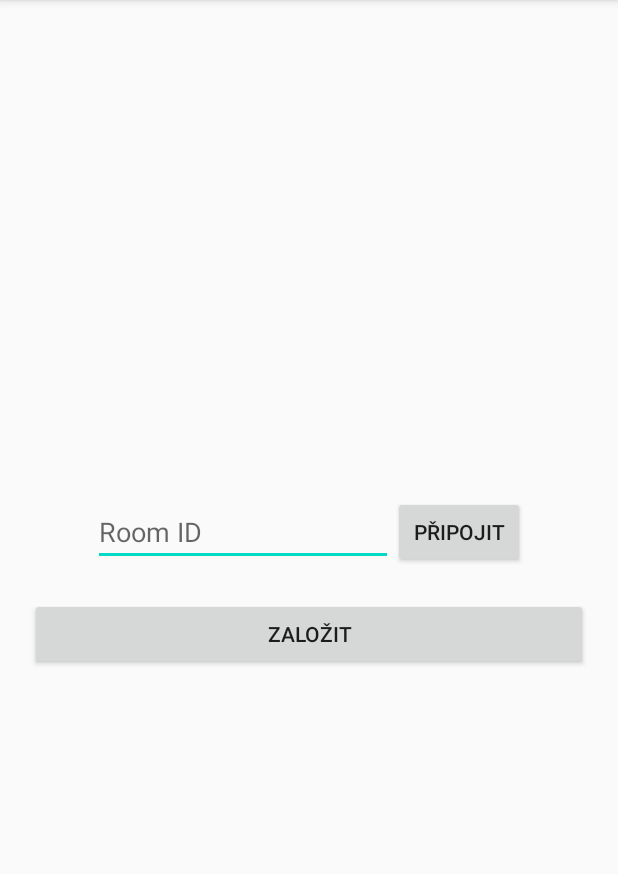
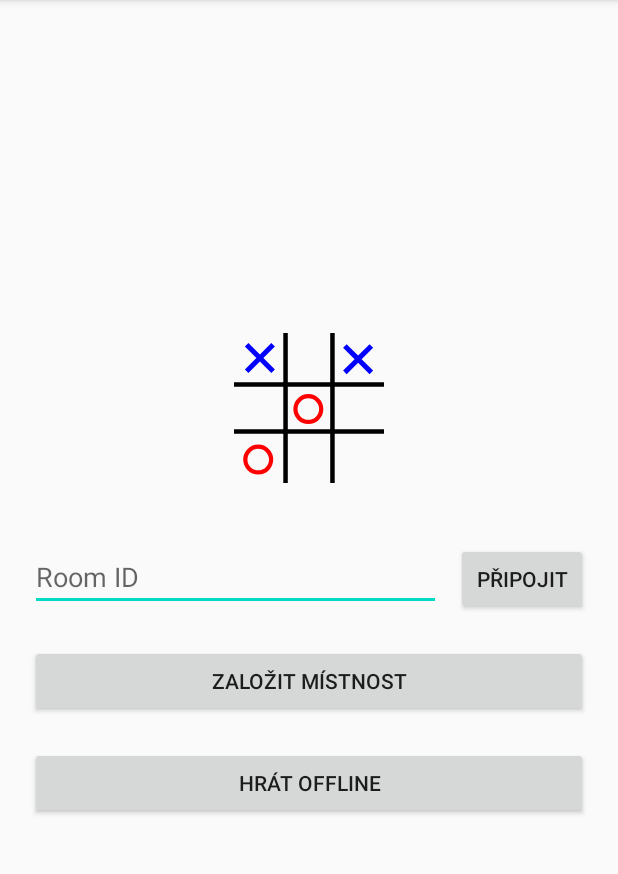
Before and after one commit to JohnyDaDeveloper/Piskvorky, an Android app: the screen it shows after launch (MainActivity), on a phone screen of 412 x 824 dp, the part 84-958 px from its top. Run offline under Robolectric (Android 15) with nearby library versions, the phone set to English and light mode, and no system bars.

Commit message:
Přidán offline mód

```diff
--- /dev/null
+++ b/app/src/main/java/cz/johnyapps/piskvorky/GameModes.java
@@ -0,0 +1,6 @@
+package cz.johnyapps.piskvorky;
+
+public interface GameModes {
+    String ONLINE = "online";
+    String OFFLINE = "offline";
+}
--- a/app/src/main/java/cz/johnyapps/piskvorky/ui/start/StartScreenFragment.java
+++ b/app/src/main/java/cz/johnyapps/piskvorky/ui/start/StartScreenFragment.java
@@ -31,6 +31,27 @@ public class StartScreenFragment extends Fragment {
         super.onStart();
         setupJoinButton();
         setupCreateButton();
+        setupOfflineButton();
+    }
+
+    private void setupOfflineButton() {
+        View root = getView();
+
+        if (root == null) {
+            Log.w(TAG, "setupOfflineButton: root is null!");
+            return;
+        }
+
+        Button offlineButton = root.findViewById(R.id.playOfflineButton);
+        offlineButton.setOnClickListener(new View.OnClickListener() {
+            @Override
+            public void onClick(View view) {
+                PiskvorkyService piskvorkyService = PiskvorkyService.getInstance();
+                piskvorkyService.createOfflineGame();
+
+                showGame();
+            }
+        });
     }
 
     private void setupCreateButton() {
@@ -47,7 +68,7 @@ public class StartScreenFragment extends Fragment {
             public void onClick(View view) {
                 PiskvorkyService piskvorkyService = PiskvorkyService.getInstance();
                 piskvorkyService.setMyPlayer(Shapes.CROSS);
-                piskvorkyService.startGame();
+                piskvorkyService.createOnlineGame();
 
                 showGame();
             }
--- a/app/src/main/res/layout/fragment_start_screen.xml
+++ b/app/src/main/res/layout/fragment_start_screen.xml
@@ -7,33 +7,47 @@
     android:gravity="center"
     android:padding="20dp">
 
-    <LinearLayout
+    <ImageView
+        android:layout_width="wrap_content"
+        android:layout_height="wrap_content"
+        android:layout_marginBottom="40dp"
+        android:src="@drawable/ic_icon" />
+
+    <RelativeLayout
         android:layout_width="match_parent"
         android:layout_height="wrap_content"
         android:orientation="horizontal"
-        android:layout_marginTop="10dp"
         android:gravity="center">
 
         <EditText
             android:id="@+id/roomIdExitText"
-            android:layout_width="wrap_content"
+            android:layout_width="match_parent"
             android:layout_height="wrap_content"
-            android:minWidth="200dp"
             android:inputType="textNoSuggestions"
             android:hint="@string/room_id"
+            android:layout_toStartOf="@id/joinRoomButtom"
             android:importantForAutofill="no" />
 
         <Button
             android:id="@+id/joinRoomButtom"
             android:layout_width="wrap_content"
             android:layout_height="wrap_content"
+            android:layout_alignParentEnd="true"
+            android:layout_marginStart="10dp"
             android:text="@string/join" />
-    </LinearLayout>
+    </RelativeLayout>
 
     <Button
         android:id="@+id/createRoomButton"
         android:layout_width="match_parent"
         android:layout_height="wrap_content"
         android:layout_marginTop="20dp"
-        android:text="@string/create" />
+        android:text="@string/create_online" />
+
+    <Button
+        android:id="@+id/playOfflineButton"
+        android:layout_width="match_parent"
+        android:layout_height="wrap_content"
+        android:layout_marginTop="20dp"
+        android:text="@string/play_offline" />
 </LinearLayout>
--- a/app/src/main/res/mipmap-anydpi-v26/ic_launcher.xml
+++ /dev/null
@@ -1,5 +0,0 @@
-<?xml version="1.0" encoding="utf-8"?>
-<adaptive-icon xmlns:android="http://schemas.android.com/apk/res/android">
-    <background android:drawable="@color/ic_launcher_background"/>
-    <foreground android:drawable="@drawable/ic_launcher_foreground"/>
-</adaptive-icon>
--- a/app/src/main/res/mipmap-anydpi-v26/ic_launcher_round.xml
+++ /dev/null
@@ -1,5 +0,0 @@
-<?xml version="1.0" encoding="utf-8"?>
-<adaptive-icon xmlns:android="http://schemas.android.com/apk/res/android">
-    <background android:drawable="@color/ic_launcher_background"/>
-    <foreground android:drawable="@drawable/ic_launcher_foreground"/>
-</adaptive-icon>
--- a/app/src/main/res/values/strings.xml
+++ b/app/src/main/res/values/strings.xml
@@ -13,6 +13,7 @@
     <string name="join">Připojit</string>
     <string name="no_room">no room</string>
     <string name="coppied_to_clipboard">Coppied to clipboard!</string>
-    <string name="create">Založit</string>
+    <string name="create_online">Založit místnost</string>
     <string name="playing_as">Hraješ za</string>
+    <string name="play_offline">Hrát offline</string>
 </resources>
```
Also changed, not shown: app/src/main/java/cz/johnyapps/piskvorky/services/PiskvorkyService.java (+17 -3 lines), app/src/main/java/cz/johnyapps/piskvorky/ui/piskvorky/PiskvorkyFragment.java (+13 -1 lines), app/src/main/java/cz/johnyapps/piskvorky/views/PiskvorkyView.java (+7 -4 lines), app/src/main/res/drawable/ic_launcher_background.xml (deleted, +0 -170 lines).
